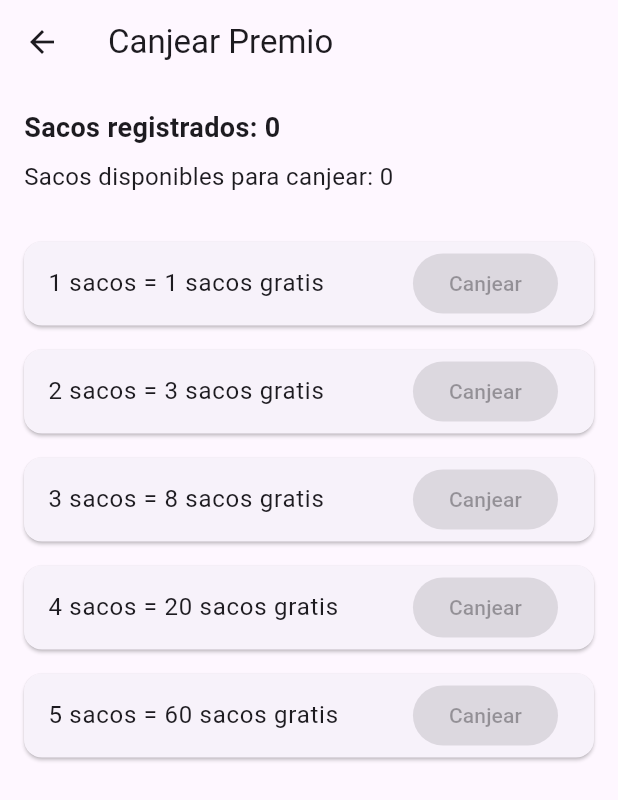
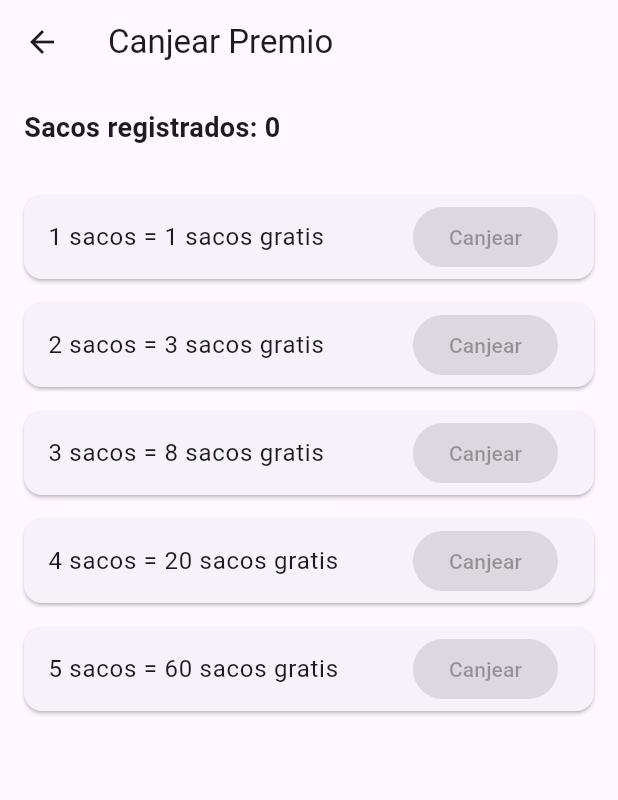
Before and after one commit to cesardgz111/escanear_sacos, a Flutter app: the HomeScreen screen opened directly, item 3 of the bottom bar chosen, after a tap on "Canjear premio", on a phone screen of 412 x 824 dp. Shown: the top 800 px of the screen. Run offline on Flutter 3.47's test engine with Material 3 defaults, Android fonts, the phone set to English and light mode, and no system bars; our stand-ins replace cloud_firestore, firebase_auth, firebase_core; accounts and stored records are empty.

Commit message:
Se añadio en el apartado de premio que pueda canjear por premios y se borre en principal

```diff
--- a/lib/home_screen.dart
+++ b/lib/home_screen.dart
@@ -3,7 +3,6 @@
 import 'package:flutter/material.dart';
 import 'login_screen.dart';
 import 'add_sack_screen.dart';
-import 'remove_sack_screen.dart';
 import 'manual_entry_screen.dart';
 import 'redeem_prize_screen.dart';
 
@@ -18,7 +17,7 @@ class HomeScreen extends StatefulWidget {
 
 class _HomeScreenState extends State<HomeScreen> {
   int _selectedIndex = 0;
-  final List<String> _manualSacs = [];
+  int _sacCount = 0;
 
   List<Widget> get _sections => [
         _mainSection(),
@@ -39,19 +38,11 @@ class _HomeScreenState extends State<HomeScreen> {
             style: TextStyle(fontSize: 20),
           ),
           SizedBox(height: 20),
-          if (_manualSacs.isNotEmpty) ...[
-            Text(
-              'Sacos añadidos manualmente:',
-              style: TextStyle(fontSize: 16, fontWeight: FontWeight.bold),
-            ),
-            SizedBox(height: 12),
-            for (var sac in _manualSacs)
-              ListTile(
-                leading: Icon(Icons.check_circle_outline),
-                title: Text(sac),
-              ),
-            SizedBox(height: 20),
-          ],
+          Text(
+            'Sacos registrados: $_sacCount',
+            style: TextStyle(fontSize: 18, fontWeight: FontWeight.bold),
+          ),
+          SizedBox(height: 20),
           ElevatedButton(
             onPressed: () {
               Navigator.pushReplacement(
@@ -86,26 +77,13 @@ class _HomeScreenState extends State<HomeScreen> {
           SizedBox(height: 16),
           ElevatedButton(
             onPressed: () {
-              Navigator.push(
-                context,
-                MaterialPageRoute(builder: (_) => RemoveSackScreen()),
-              );
-            },
-            child: Text('Eliminar saco'),
-            style: ElevatedButton.styleFrom(
-                minimumSize: Size(double.infinity, 50)),
-          ),
-          SizedBox(height: 16),
-          ElevatedButton(
-            onPressed: () {
-              Navigator.push<Map<String, String>>(
+              Navigator.push<bool>(
                 context,
                 MaterialPageRoute(builder: (_) => ManualEntryScreen()),
-              ).then((result) {
-                if (result != null) {
+              ).then((added) {
+                if (added == true) {
                   setState(() {
-                    _manualSacs.insert(
-                        0, '${result['size']} - ${result['corn']}');
+                    _sacCount++;
                   });
                 }
               });
@@ -120,7 +98,6 @@ class _HomeScreenState extends State<HomeScreen> {
   }
 
   Widget _rewardsSection() {
-    final totalSacs = _manualSacs.length;
     return SingleChildScrollView(
       padding: const EdgeInsets.all(24.0),
       child: Column(
@@ -143,12 +120,18 @@ class _HomeScreenState extends State<HomeScreen> {
             width: double.infinity,
             child: ElevatedButton(
               onPressed: () {
-                Navigator.push(
+                Navigator.push<int>(
                   context,
                   MaterialPageRoute(
-                    builder: (_) => RedeemPrizeScreen(totalSacs: totalSacs),
+                    builder: (_) => RedeemPrizeScreen(totalSacs: _sacCount),
                   ),
-                );
+                ).then((redeemed) {
+                  if (redeemed != null && redeemed > 0) {
+                    setState(() {
+                      _sacCount -= redeemed;
+                    });
+                  }
+                });
               },
               child: Text('Canjear premio'),
             ),
--- a/lib/manual_entry_screen.dart
+++ b/lib/manual_entry_screen.dart
@@ -64,9 +64,7 @@ class _ManualEntryScreenState extends State<ManualEntryScreen> {
               child: ElevatedButton(
                 onPressed: (_selectedSize != null && _selectedCorn != null)
                     ? () {
-                        // Devuelve al HomeScreen el tamaño y tipo seleccionados
-                        Navigator.pop(context,
-                            {'size': _selectedSize!, 'corn': _selectedCorn!});
+                        Navigator.pop(context, true);
                       }
                     : null,
                 child: Text('Agregar'),
--- a/lib/redeem_prize_screen.dart
+++ b/lib/redeem_prize_screen.dart
@@ -2,43 +2,19 @@
 
 import 'package:flutter/material.dart';
 
-class RedeemPrizeScreen extends StatefulWidget {
+class RedeemPrizeScreen extends StatelessWidget {
   final int totalSacs;
 
   const RedeemPrizeScreen({Key? key, required this.totalSacs})
       : super(key: key);
 
-  @override
-  State<RedeemPrizeScreen> createState() => _RedeemPrizeScreenState();
-}
-
-class _RedeemPrizeScreenState extends State<RedeemPrizeScreen> {
-  late int _remainingSacs;
-  final List<Map<String, int>> _prizes = [
+  static const List<Map<String, int>> _prizes = [
     {'required': 1, 'reward': 1},
     {'required': 2, 'reward': 3},
     {'required': 3, 'reward': 8},
     {'required': 4, 'reward': 20},
     {'required': 5, 'reward': 60},
   ];
-
-  @override
-  void initState() {
-    super.initState();
-    _remainingSacs = widget.totalSacs;
-  }
-
-  void _redeem(int required, int reward) {
-    setState(() {
-      _remainingSacs -= required;
-    });
-    ScaffoldMessenger.of(context).showSnackBar(
-      SnackBar(
-        content: Text(
-            'Has canjeado $required sacos por $reward sacos gratis. Sobrantes: $_remainingSacs'),
-      ),
-    );
-  }
 
   @override
   Widget build(BuildContext context) {
@@ -49,26 +25,26 @@ class _RedeemPrizeScreenState extends State<RedeemPrizeScreen> {
         child: Column(
           crossAxisAlignment: CrossAxisAlignment.start,
           children: [
-            Text('Sacos registrados: ${widget.totalSacs}',
+            Text('Sacos registrados: $totalSacs',
                 style: TextStyle(fontSize: 18, fontWeight: FontWeight.bold)),
-            SizedBox(height: 8),
-            Text('Sacos disponibles para canjear: $_remainingSacs',
-                style: TextStyle(fontSize: 16)),
             SizedBox(height: 24),
             Expanded(
               child: ListView.builder(
                 itemCount: _prizes.length,
                 itemBuilder: (context, index) {
-                  final prize = _prizes[index];
-                  final req = prize['required']!;
-                  final rew = prize['reward']!;
-                  final canRedeem = _remainingSacs >= req;
+                  final req = _prizes[index]['required']!;
+                  final rew = _prizes[index]['reward']!;
+                  final canRedeem = totalSacs >= req;
                   return Card(
                     margin: EdgeInsets.symmetric(vertical: 8),
                     child: ListTile(
                       title: Text('$req sacos = $rew sacos gratis'),
                       trailing: ElevatedButton(
-                        onPressed: canRedeem ? () => _redeem(req, rew) : null,
+                        onPressed: canRedeem
+                            ? () {
+                                Navigator.pop(context, req);
+                              }
+                            : null,
                         child: Text('Canjear'),
                       ),
                     ),
```
